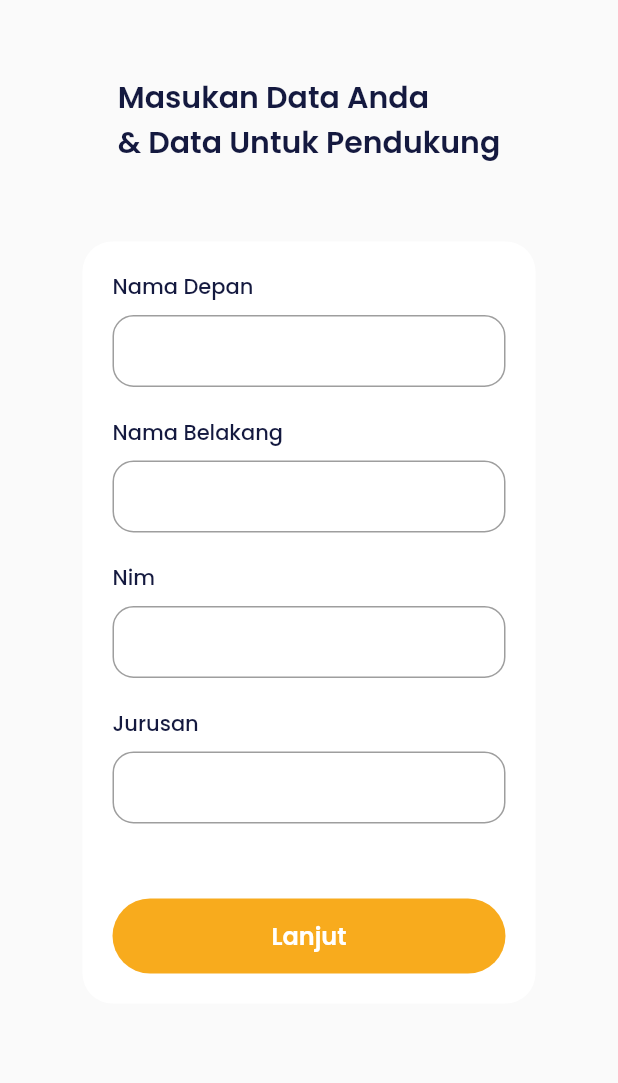
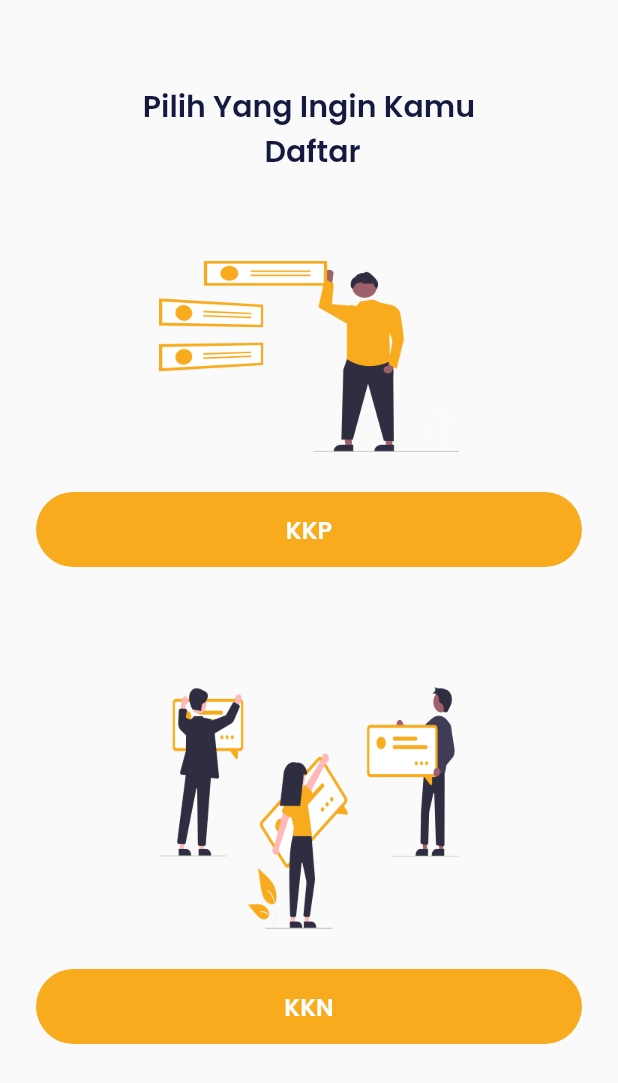
Before and after one commit to rohimmaruf/Project3, a Flutter app: the DataDiriPage screen opened by its route, after a tap on "Lanjut", on a phone screen of 412 x 824 dp. Shown: the top 1083 px of the screen. Run offline on Flutter 3.47's test engine with Material 2 defaults, Android fonts, the phone set to English and light mode, and no system bars; our stand-ins replace google_fonts; missing offline and left inert: dart:ffi; network calls fail.

Commit message:
Slincing Form KKP & KKN

```diff
--- a/lib/ui/dataDiriPage.dart
+++ b/lib/ui/dataDiriPage.dart
@@ -2,6 +2,7 @@ import 'package:flutter/material.dart';
 import 'package:project_3/shared/theme.dart';
 import 'package:project_3/widget/form.dart';
 import 'package:project_3/widget/button.dart';
+import 'package:http/http.dart' as http;
 
 class DataDiriPage extends StatefulWidget {
   const DataDiriPage({super.key});
@@ -14,9 +15,26 @@ class _DataDiriPageState extends State<DataDiriPage> {
   // 3. Ini Kita buat Variable
   final formkey = GlobalKey<FormState>();
   // 1. Untuk meninput nama kita harud bikin controler
-  final namefristcontroler = TextEditingController(text: '');
-  final namelastcontroler = TextEditingController(text: '');
-  _simpan() {}
+  final namadepan = TextEditingController(text: '');
+  final namabelakang = TextEditingController(text: '');
+  // 7. Kita bikin methode dalam variable simpan
+  // 8. Pakai async karena kita menunggu
+  _simpan() async {
+    final respone =
+        // 9. Bikin Metodenya karena kita ingin post data
+        await http.post(Uri.parse('http://192.168.1.14/flutter_api/create.php'),
+            // 10. Kita bikin apa yang mau dikirim
+            body: {
+          // 12. tidak perlu pakai . Text karena dia atas sudah kita buat dia menjadi text
+          "namadepan": namadepan.text,
+          "namabelakang": namabelakang.text,
+        });
+    // 11. Kita melakukan pengecekan
+    if (respone.statusCode == 200) {
+      return true;
+    }
+    return false;
+  }
 
   @override
   Widget build(BuildContext context) {
@@ -48,11 +66,11 @@ class _DataDiriPageState extends State<DataDiriPage> {
                 height: 51,
               ),
               Container(
-                margin: EdgeInsets.only(
+                margin: const EdgeInsets.only(
                   right: 5,
                   left: 5,
                 ),
-                padding: EdgeInsets.all(20),
+                padding: const EdgeInsets.all(20),
                 // decoration: BoxDecoration(
                 //   borderRadius: BorderRadius.circular(20),
                 //   color: whiteColor,
@@ -66,33 +84,52 @@ class _DataDiriPageState extends State<DataDiriPage> {
                     // 2. Kita ubah si name controller ini jadi ncontroller yng kita buat di atas
                     CustomField(
                       title: 'Nama Depan',
-                      controller: namefristcontroler,
+                      controller: namadepan,
                     ),
                     const SizedBox(
                       height: 20,
                     ),
                     CustomField(
                       title: 'Nama Belakang',
-                      controller: namelastcontroler,
+                      controller: namabelakang,
                     ),
                     const SizedBox(
                       height: 20,
                     ),
-                    CustomField(title: 'Nim'),
+                    const CustomField(title: 'Nim'),
                     const SizedBox(
                       height: 20,
                     ),
-                    CustomField(title: 'Jurusan'),
+                    const CustomField(title: 'Jurusan'),
                     const SizedBox(
                       height: 50,
                     ),
                     CustomFilledButton(
                       tittle: 'Lanjut',
                       onPressed: () {
-                        // 4. Setalhnya kita buat kocdisi juka formkey .validasi == simpan
+                        Navigator.pushNamed(context, '/pilihdaftar');
+                        // 5. Setalhnya kita buat kocdisi juka formkey .validasi == simpan
                         if (formkey.currentState!.validate()) {
-                          // 5. Setealah itu kita buat si simpan tersebus dalam value
-                          _simpan();
+                          // 6. Setealah itu kita buat si simpan tersebus dalam value
+                          // 13. Kita sudah dapat kondisi yang sudah kita buat di atas
+                          _simpan().then((value) {
+                            // 14. Jika benar maka akan muncul nontifikasi
+                            if (value) {
+                              final snackBar = SnackBar(
+                                content: const Text('Data Berhasil Di Dimpan'),
+                              );
+                              // 15. Kita tampilkan si snackbar
+                              ScaffoldMessenger.of(context)
+                                  .showSnackBar(snackBar);
+                            } else {
+                              final snackBar = SnackBar(
+                                content: const Text('Data Gagal Di Dimpan'),
+                              );
+                              // 16. Kita tampilkan si snackbar
+                              ScaffoldMessenger.of(context)
+                                  .showSnackBar(snackBar);
+                            }
+                          });
                         }
                       },
                     ),
@@ -107,7 +144,6 @@ class _DataDiriPageState extends State<DataDiriPage> {
   }
 }
 
-
 // Cara membua hint
 // TextFormField(
 //   Decoration: InputDecoration(
--- /dev/null
+++ b/lib/ui/pilihKknKkpPage.dart
@@ -0,0 +1,70 @@
+import 'package:flutter/material.dart';
+import 'package:project_3/shared/theme.dart';
+import 'package:project_3/widget/button.dart';
+
+class PilihKkpKknPage extends StatelessWidget {
+  const PilihKkpKknPage({super.key});
+
+  @override
+  Widget build(BuildContext context) {
+    return Scaffold(
+      // harus menggunakan body agar bewana abuu abu
+      body: ListView(
+        // Jarak dari pinggir ke dalam konten
+        padding: EdgeInsets.symmetric(
+          horizontal: 24,
+        ),
+        children: [
+          const SizedBox(
+            height: 56,
+          ),
+          Text(
+            'Pilih Yang Ingin Kamu \n Daftar',
+            style: blackTextStyle.copyWith(
+              fontSize: 20,
+              fontWeight: semibold,
+            ),
+            textAlign: TextAlign.center,
+          ),
+          const SizedBox(
+            height: 58,
+          ),
+          // Image dibungkus oleh containerr agar mudah untuk mengatur lebar dan tinggi gambar
+          Container(
+            height: 127,
+            child: Image(
+              image: AssetImage('assets/kkp1.png'),
+            ),
+          ),
+          const SizedBox(
+            height: 27,
+          ),
+          CustomFilledButton(
+            tittle: 'KKP',
+            onPressed: () {
+              Navigator.pushNamed(context, '/formKkp');
+            },
+          ),
+          const SizedBox(
+            height: 80,
+          ),
+          Container(
+            height: 161,
+            child: Image(
+              image: AssetImage('assets/kkn1.png'),
+            ),
+          ),
+          const SizedBox(
+            height: 27,
+          ),
+          CustomFilledButton(
+            tittle: 'KKN',
+            onPressed: () {
+              Navigator.pushNamed(context, '/formKkn');
+            },
+          ),
+        ],
+      ),
+    );
+  }
+}
--- a/lib/ui/signInPage.dart
+++ b/lib/ui/signInPage.dart
@@ -82,7 +82,7 @@ class SignInPage extends StatelessWidget {
             height: 35,
           ),
           CustomTextButton(
-            tittle: 'Buat Akun Baru',
+            tittle: 'Form Daftar KKN & KKP',
             onPressed: () {
               Navigator.pushNamed(
                 context,
--- a/lib/widget/form.dart
+++ b/lib/widget/form.dart
@@ -43,7 +43,7 @@ class CustomField extends StatelessWidget {
               borderRadius: BorderRadius.circular(14),
             ),
             // Untuk mengatur padding seluruhnya isi content
-            contentPadding: const EdgeInsets.all(2),
+            contentPadding: const EdgeInsets.all(12),
           ),
         ),
       ],
--- a/pubspec.yaml
+++ b/pubspec.yaml
@@ -32,6 +32,7 @@ dependencies:
     sdk: flutter
   google_fonts: ^2.2.0
   http: ^0.13.4
+  fluttertoast:
     # google_fonts: ^2.0.0
 
 
```
Also changed, not shown: lib/main.dart (+12 -0 lines), lib/ui/daftarKkn1.dart (added, +136 -0 lines), lib/ui/form/formKkp.dart (added, +82 -0 lines), lib/ui/form/formkkn.dart (added, +82 -0 lines), lib/ui/form/formkkn2.dart (added, +82 -0 lines), lib/ui/formUji.dart (added, +94 -0 lines), lib/ui/kaprodiPage.dart (added, +10 -0 lines), lib/ui/loginPage.dart (added, +15 -0 lines), lib/ui/mahasiswaPage.dart (added, +10 -0 lines), assets/kkn1.png (added), assets/kkp1.png (added), pubspec.lock.
